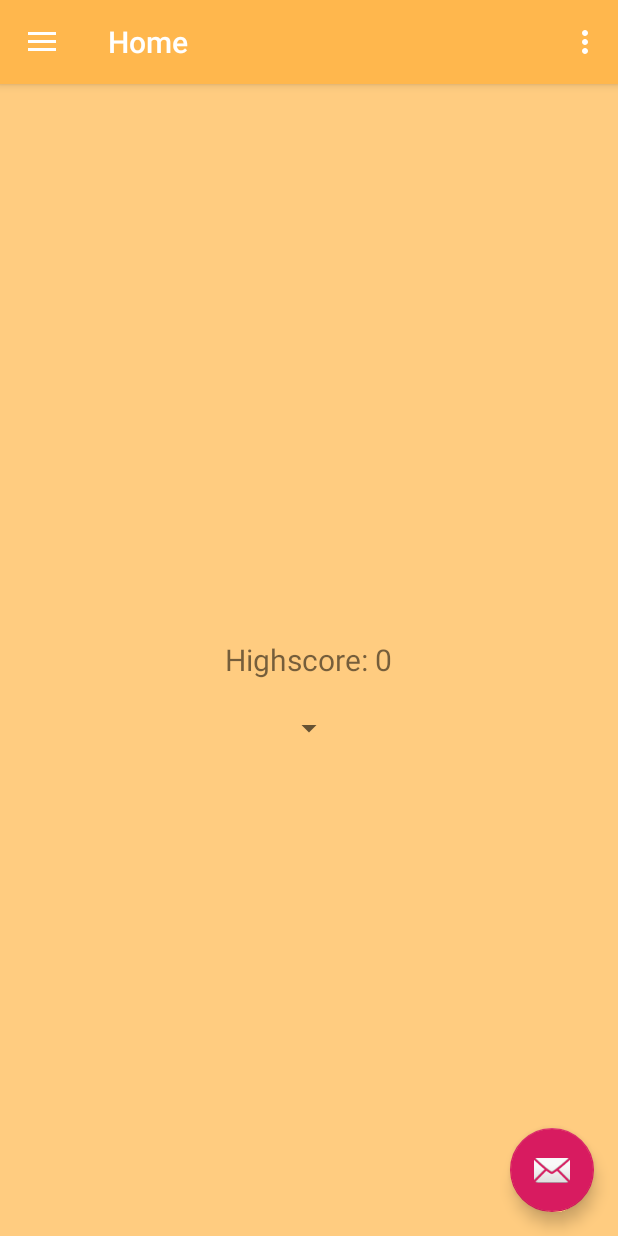
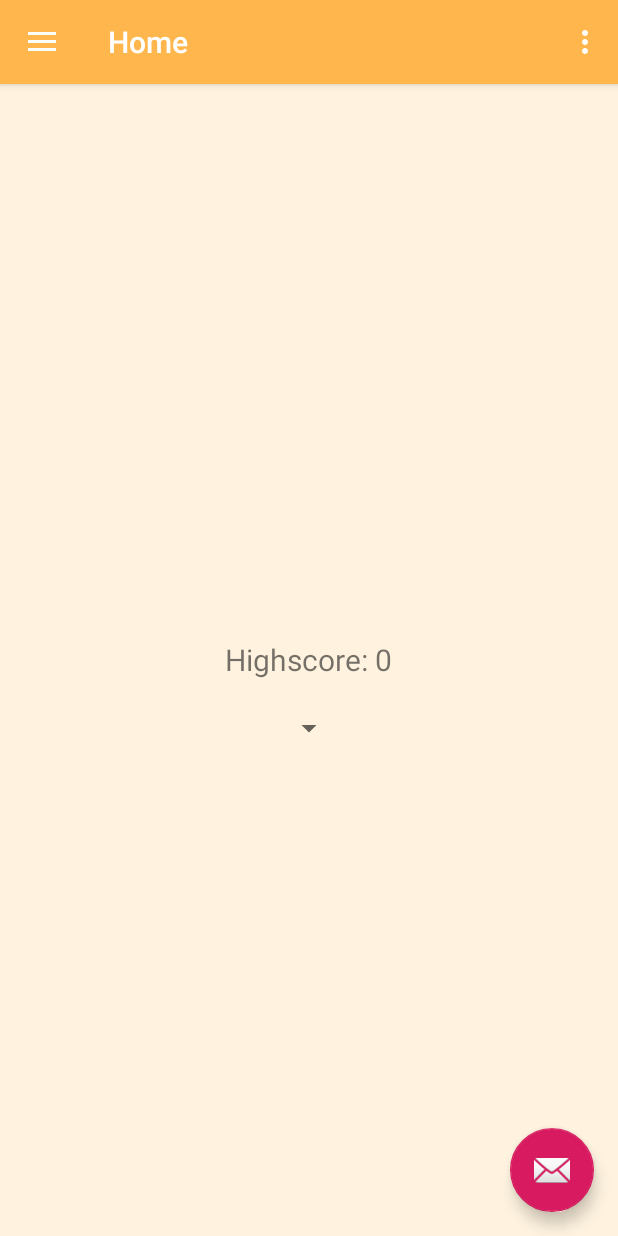
Before and after one commit to readinda/OHQuizApp, an Android app: the screen it shows after launch (MainActivity), on a phone screen of 412 x 824 dp. Run offline under Robolectric (Android 15) with nearby library versions, the phone set to English and light mode, and no system bars; our stand-ins replace navigation-ui.

Commit message:
ubah warna background

```diff
--- a/app/src/main/res/layout/activity_main.xml
+++ b/app/src/main/res/layout/activity_main.xml
@@ -21,6 +21,6 @@
         android:fitsSystemWindows="true"
         app:headerLayout="@layout/nav_header_main"
         app:menu="@menu/activity_main_drawer"
-        android:background="#ffcc80"/>
+        android:background="#fff3e0"/>
 
 </androidx.drawerlayout.widget.DrawerLayout>
--- a/app/src/main/res/layout/activity_quiz.xml
+++ b/app/src/main/res/layout/activity_quiz.xml
@@ -5,7 +5,7 @@
     android:layout_width="match_parent"
     android:layout_height="match_parent"
     android:padding="@dimen/padding"
-    android:background="#ffffb0"
+    android:background="#fff3e0"
     tools:context=".QuizActivity">
 
     <TextView
--- a/app/src/main/res/layout/category_fragment.xml
+++ b/app/src/main/res/layout/category_fragment.xml
@@ -6,7 +6,7 @@
     android:layout_width="match_parent"
     android:layout_height="match_parent"
     android:padding="16dp"
-    android:background="#ffcc80"
+    android:background="#fff3e0"
     tools:context=".MainActivity">
 
     <androidx.recyclerview.widget.RecyclerView
--- a/app/src/main/res/layout/content_main.xml
+++ b/app/src/main/res/layout/content_main.xml
@@ -5,7 +5,7 @@
     android:layout_width="match_parent"
     android:layout_height="match_parent"
     android:id="@+id/container"
-    android:background="#ffcc80"
+    android:background="#fff3e0"
     app:layout_behavior="@string/appbar_scrolling_view_behavior"
     tools:showIn="@layout/app_bar_main">
 
--- a/app/src/main/res/layout/fragment_blank.xml
+++ b/app/src/main/res/layout/fragment_blank.xml
@@ -3,7 +3,7 @@
     xmlns:tools="http://schemas.android.com/tools"
     android:layout_width="match_parent"
     android:layout_height="match_parent"
-    android:background="#ffcc80"
+    android:background="#fff3e0"
     tools:context=".BlankFragment">
 
     <!-- TODO: Update blank fragment layout -->
--- a/app/src/main/res/layout/fragment_home.xml
+++ b/app/src/main/res/layout/fragment_home.xml
@@ -3,7 +3,7 @@
     xmlns:app="http://schemas.android.com/apk/res-auto"
     android:layout_width="match_parent"
     android:layout_height="match_parent"
-    android:background="#ffcc80">
+    android:background="#fff3e0">
 
     <TextView
         android:id="@+id/txtHighScore"
```
